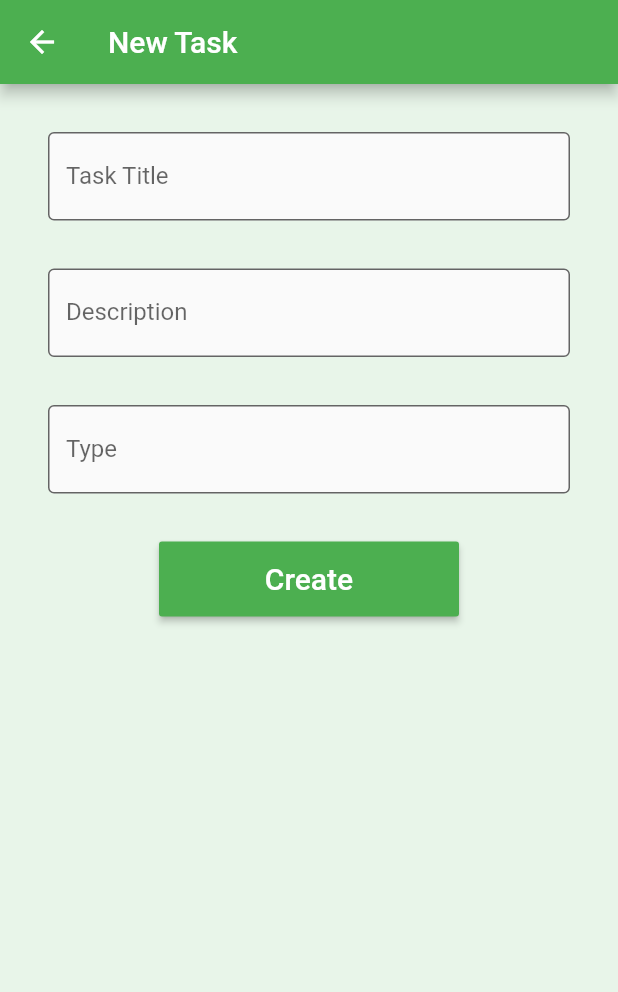
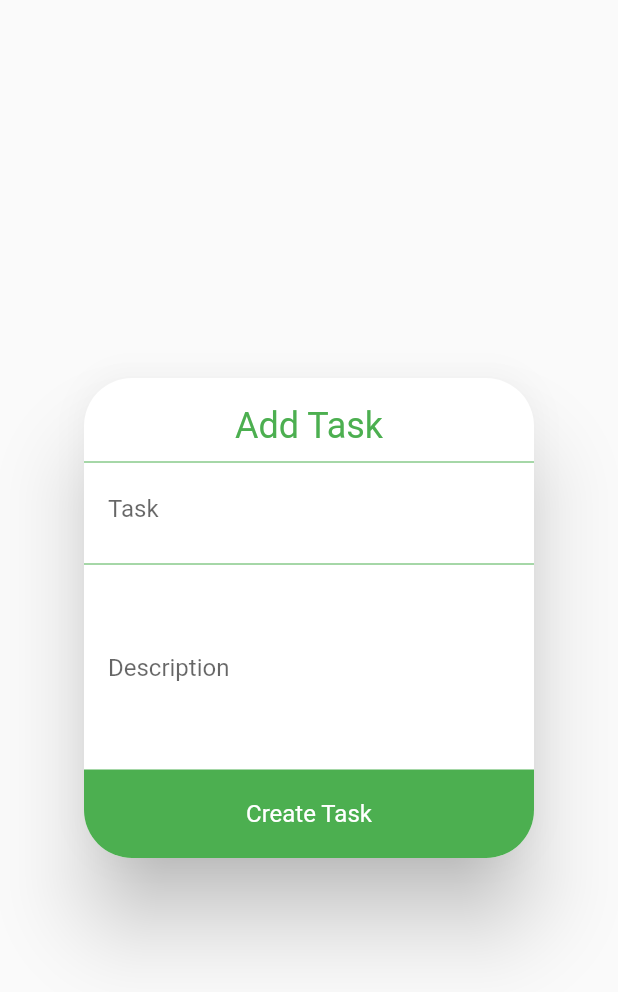
Before and after one commit to CheckShumm/pine, a Flutter app: the CreateTaskDialog widget shown alone on an empty page, opened directly, on a phone screen of 412 x 824 dp. Shown: the top 992 px of the screen. Run offline on Flutter 3.47's test engine with Material 2 defaults, Android fonts, the phone set to English and light mode, and no system bars; our stand-ins replace rxdart; missing offline and left inert: flutter_reorderable_list.

Commit message:
Added alert dialog for task creation

```diff
--- a/lib/src/screens/create_task.dart
+++ b/lib/src/screens/create_task.dart
@@ -14,71 +14,97 @@ class _CreateTaskDialogState extends State<CreateTaskDialog> {
   @override
   Widget build(BuildContext context) {
     final ThemeData theme = Theme.of(context);
-    return new Scaffold(
-        backgroundColor: Colors.green[50],
-        appBar: new AppBar(
-          title: const Text('New Task'),
-        ),
-        body: new SingleChildScrollView(
-            child: Center(
-                child: Padding(
-          padding: EdgeInsets.all(16.0),
+    final double width = MediaQuery.of(context).size.width;
+
+    return new AlertDialog(
+      shape: RoundedRectangleBorder(
+          borderRadius: BorderRadius.all(Radius.circular(32.0))),
+      contentPadding: EdgeInsets.only(top: 10.0),
+      content: Container(
+        width: 300.0,
         child: Column(
+          mainAxisAlignment: MainAxisAlignment.start,
+          crossAxisAlignment: CrossAxisAlignment.stretch,
+          mainAxisSize: MainAxisSize.min,
+          children: <Widget>[
+            Column(
+              mainAxisAlignment: MainAxisAlignment.spaceEvenly,
+              mainAxisSize: MainAxisSize.min,
               children: <Widget>[
                 Padding(
-                  padding: EdgeInsets.all(16.0),
-                  child: TextFormField(
+                  padding: EdgeInsets.only(top: 8.0, bottom: 8.0),
+                  child: Text(
+                    "Add Task",
+                    style: TextStyle(
+                      fontSize: 24.0,
+                      color: theme.primaryColor,
+                    ),
+                  ),
+                ),
+                Divider(
+                  color: theme.primaryColor,
+                  height: 4.0,
+                ),
+                Padding(
+                  padding: EdgeInsets.only(left: 16.0, right: 16.0),
+                  child: TextField(
+                    controller: titleController,
                     decoration: InputDecoration(
-                        filled: true,
-                        fillColor: theme.canvasColor,
-                        hintText: "Math Homework",
+                      hintText: "E.g. Math Homework",
                       hintStyle: new TextStyle(color: theme.primaryColor),
-                        labelText: 'Task Title',
-                        border: OutlineInputBorder()),
-                    controller: titleController,
-                  )),
+                      labelText: 'Task',
+                      border: InputBorder.none,
+                    ),
+                    maxLines: 1,
+                  ),
+                ),
+              ],
+            ),
+            SizedBox(
+              height: 5.0,
+            ),
+            Divider(
+              color: theme.primaryColor,
+              height: 4.0,
+            ),
             Padding(
-                  padding: EdgeInsets.all(16.0),
-                  child: TextFormField(
+              padding: EdgeInsets.only(left: 16.0, right: 16.0),
+              child: TextField(
+                controller: descriptionController,
+                textAlign: TextAlign.left,
                 decoration: InputDecoration(
-                          filled: true,
-                          fillColor: theme.canvasColor,
-                          hintText: "Math Homework",
+                  hintText: "E.g. \nAssignment 3 \nquestions 3-5",
                   hintStyle: new TextStyle(color: theme.primaryColor),
                   labelText: 'Description',
-                          border: OutlineInputBorder()),
-                      controller: descriptionController)),
-              Padding(
-                  padding: EdgeInsets.all(16.0),
-                  child: TextFormField(
-                    decoration: InputDecoration(
-                        filled: true,
-                        fillColor: theme.canvasColor,
-                        hintText: "Math Homework",
-                        hintStyle: new TextStyle(color: theme.primaryColor),
-                        labelText: 'Type',
-                        border: OutlineInputBorder(
-                            borderSide: BorderSide(color: theme.primaryColor))),
-                    controller: typeController,
-                  )),
-              Padding(
-                padding: EdgeInsets.only(top: 16.0),
-                child: MaterialButton(
-                  height: 50,
-                  minWidth: 200,
-                  color: theme.primaryColor,
-                  textColor: Colors.white,
-                  onPressed: () {
-                    print('Add a task');
+                  border: InputBorder.none,
+                ),
+                maxLines: 5,
+              ),
+            ),
+            InkWell(
+              onTap: () {
                 bloc.updateTasks(titleController.text,
                     descriptionController.text, typeController.text);
                 Navigator.pop(context);
               },
-                  child: const Text('Create', style: TextStyle(fontSize: 20)),
+              child: Container(
+                padding: EdgeInsets.only(top: 20.0, bottom: 20.0),
+                decoration: BoxDecoration(
+                  color: theme.primaryColor,
+                  borderRadius: BorderRadius.only(
+                      bottomLeft: Radius.circular(32.0),
+                      bottomRight: Radius.circular(32.0)),
+                ),
+                child: Text(
+                  "Create Task",
+                  style: TextStyle(color: Colors.white),
+                  textAlign: TextAlign.center,
+                ),
               ),
             ),
           ],
         ),
-        ))));
+      ),
+    );
   }
 }
```
Also changed, not shown: lib/src/screens/home.dart (+8 -7 lines), lib/src/screens/view_task.dart (added, +85 -0 lines), lib/src/widgets/ReorderableListSimple.dart (+11 -1 lines). Lines whose indentation alone changed are shown as unchanged.
